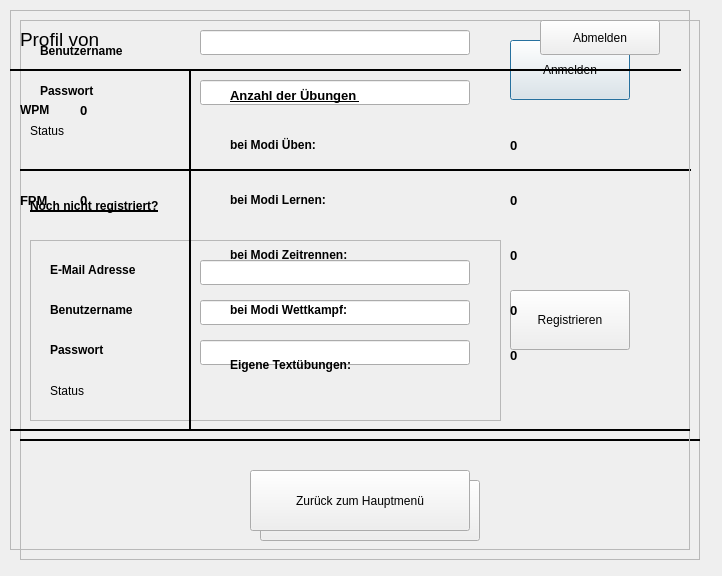
This is Typo_aktuelle_arbeitsversion/login.ui in gaffli/typo as Qt 5 draws it before an edit. The edited form follows.
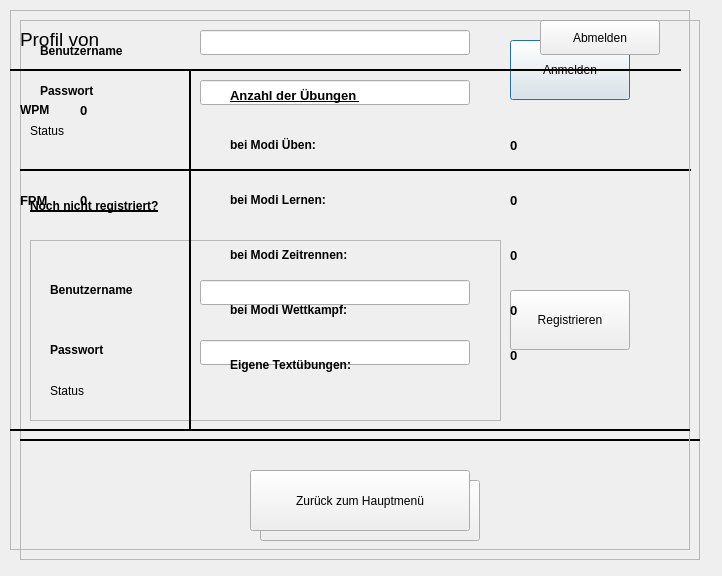
This is the edited form.

```diff
--- a/Typo_aktuelle_arbeitsversion/login.ui
+++ b/Typo_aktuelle_arbeitsversion/login.ui
@@ -174,7 +174,7 @@
      <property name="geometry">
       <rect>
        <x>20</x>
-       <y>60</y>
+       <y>40</y>
        <width>141</width>
        <height>20</height>
       </rect>
@@ -212,7 +212,7 @@
      <property name="geometry">
       <rect>
        <x>170</x>
-       <y>60</y>
+       <y>40</y>
        <width>270</width>
        <height>25</height>
       </rect>
@@ -244,35 +244,6 @@
       <string>Status</string>
      </property>
     </widget>
-    <widget class="QLabel" name="label_12">
-     <property name="geometry">
-      <rect>
-       <x>20</x>
-       <y>20</y>
-       <width>141</width>
-       <height>20</height>
-      </rect>
-     </property>
-     <property name="font">
-      <font>
-       <weight>75</weight>
-       <bold>true</bold>
-      </font>
-     </property>
-     <property name="text">
-      <string>E-Mail Adresse</string>
-     </property>
-    </widget>
-    <widget class="QLineEdit" name="reg_email">
-     <property name="geometry">
-      <rect>
-       <x>170</x>
-       <y>20</y>
-       <width>270</width>
-       <height>25</height>
-      </rect>
-     </property>
-    </widget>
    </widget>
    <widget class="QPushButton" name="abbrechen_anmelden">
     <property name="geometry">
```
